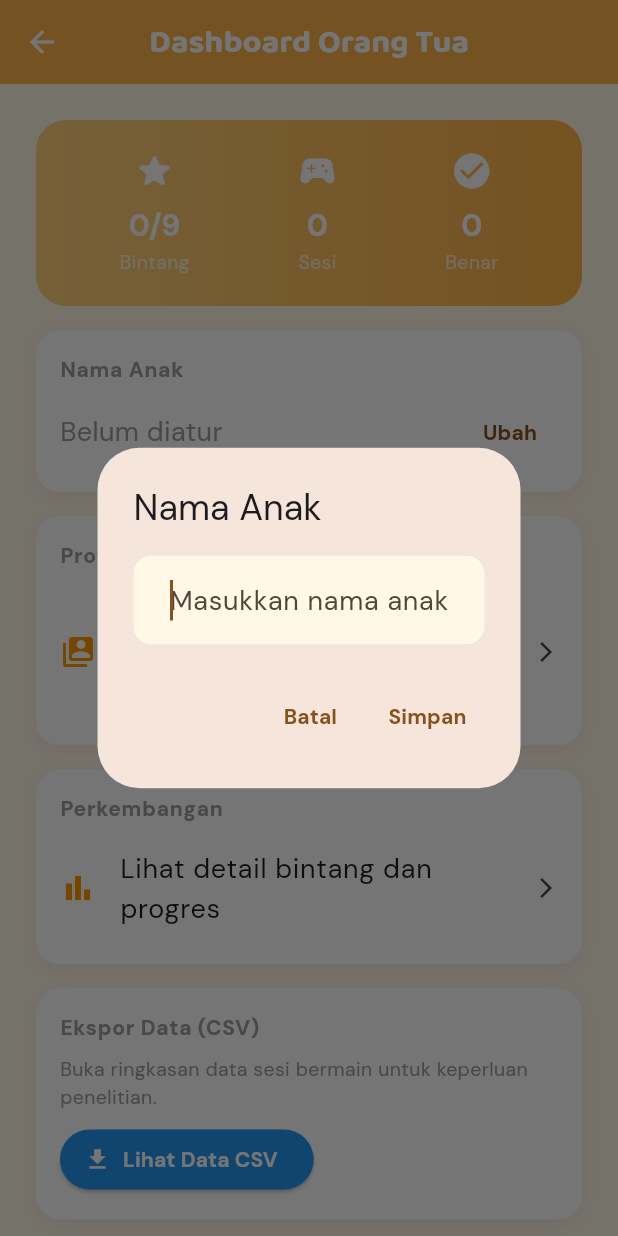
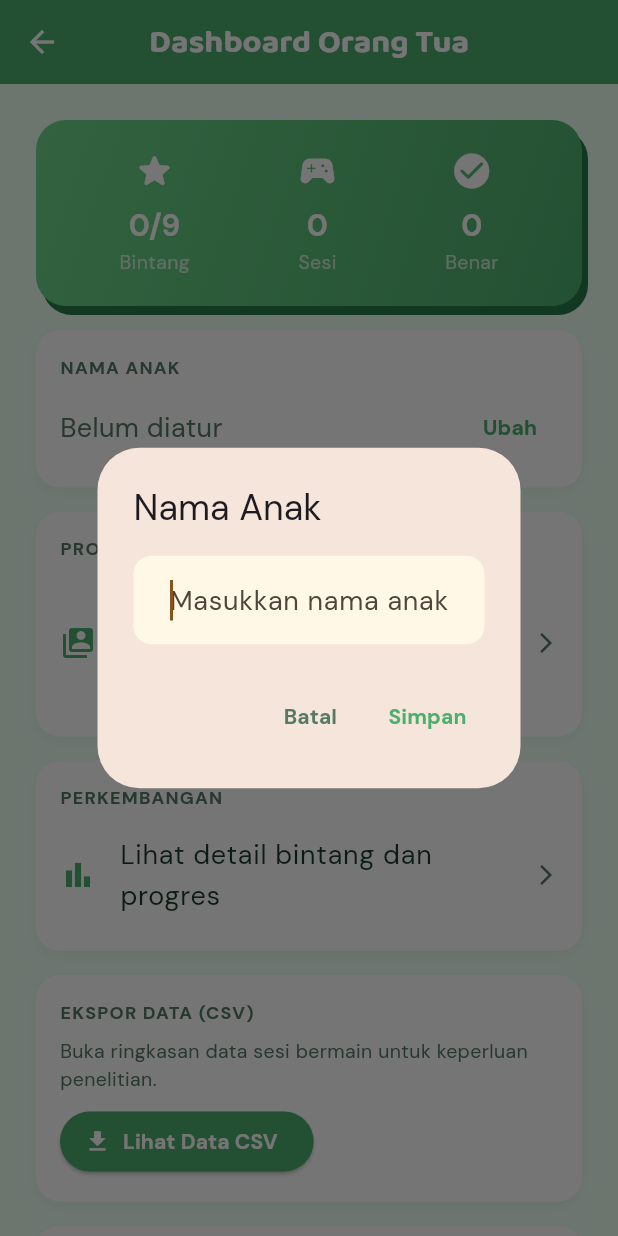
Before and after one commit to YusufAdhika/MoodMates, a Flutter app: the ParentDashboardScreen screen opened by its route, after a tap on "Ubah", on a phone screen of 412 x 824 dp. Run offline on Flutter 3.47's test engine with Material 3 defaults, Android fonts, the light colour scheme and no system bars; our stand-ins replace camera, confetti, go_router, google_fonts, just_audio, shared_preferences and 1 more; missing offline and left inert: google_mlkit_face_detection; accounts and stored records are empty.

Commit message:
adjust ui parent_dashboard_screen.dart , pin_entry_screen.dart, profile_select_screen.dart

```diff
--- a/lib/screens/parent_mode/parent_dashboard_screen.dart
+++ b/lib/screens/parent_mode/parent_dashboard_screen.dart
@@ -3,6 +3,13 @@ import 'package:go_router/go_router.dart';
 import 'package:provider/provider.dart';
 import '../../models/game_progress.dart';
 import '../../providers/progress_provider.dart';
+
+// ─── Green Design Tokens ──────────────────────────────────────────────────────
+const _brandGreen  = Color(0xFF4CAF6E);
+const _brandShadow = Color(0xFF2A7A48);
+const _bg          = Color(0xFFEDFFF3);
+const _textColor   = Color(0xFF1A3A2A);
+const _mutedText   = Color(0xFF557A65);
 
 /// Parent Dashboard — PIN-protected adult controls.
 ///
@@ -20,10 +27,14 @@ class ParentDashboardScreen extends StatelessWidget {
     final progress = context.watch<ProgressProvider>().progress;
 
     return Scaffold(
-      backgroundColor: const Color(0xFFFFF8E7),
+      backgroundColor: _bg,
       appBar: AppBar(
-        backgroundColor: const Color(0xFFFFB347),
-        title: const Text('Dashboard Orang Tua'),
+        backgroundColor: _brandGreen,
+        foregroundColor: Colors.white,
+        title: const Text(
+          'Dashboard Orang Tua',
+          style: TextStyle(fontWeight: FontWeight.w700),
+        ),
         leading: IconButton(
           icon: const Icon(Icons.arrow_back),
           onPressed: () => context.go('/home'),
@@ -37,7 +48,7 @@ class ParentDashboardScreen extends StatelessWidget {
 
           // Child name
           _DashboardSection(
-            title: 'Nama Anak',
+            title: 'NAMA ANAK',
             child: Row(
               children: [
                 Expanded(
@@ -48,13 +59,14 @@ class ParentDashboardScreen extends StatelessWidget {
                     style: TextStyle(
                       fontSize: 18,
                       color: progress.childName.isNotEmpty
-                          ? Colors.brown
-                          : Colors.grey,
+                          ? _textColor
+                          : _mutedText,
                     ),
                   ),
                 ),
                 TextButton(
                   onPressed: () => _showNameDialog(context),
+                  style: TextButton.styleFrom(foregroundColor: _brandGreen),
                   child: const Text('Ubah'),
                 ),
               ],
@@ -63,13 +75,20 @@ class ParentDashboardScreen extends StatelessWidget {
           const SizedBox(height: 16),
 
           _DashboardSection(
-            title: 'Profil Anak',
+            title: 'PROFIL ANAK',
             child: ListTile(
               contentPadding: EdgeInsets.zero,
-              leading: const Icon(Icons.switch_account, color: Colors.orange),
-              title: const Text('Pilih, tambah, atau hapus profil anak'),
-              subtitle: const Text('Hapus profil perlu PIN orang tua.'),
-              trailing: const Icon(Icons.arrow_forward_ios, size: 16),
+              leading: const Icon(Icons.switch_account, color: _brandGreen),
+              title: const Text(
+                'Pilih, tambah, atau hapus profil anak',
+                style: TextStyle(color: _textColor),
+              ),
+              subtitle: const Text(
+                'Hapus profil perlu PIN orang tua.',
+                style: TextStyle(color: _mutedText),
+              ),
+              trailing: const Icon(Icons.arrow_forward_ios,
+                  size: 16, color: _mutedText),
               onTap: () => context.push('/profiles'),
             ),
           ),
@@ -77,12 +96,16 @@ class ParentDashboardScreen extends StatelessWidget {
 
           // Progress
           _DashboardSection(
-            title: 'Perkembangan',
+            title: 'PERKEMBANGAN',
             child: ListTile(
               contentPadding: EdgeInsets.zero,
-              leading: const Icon(Icons.bar_chart, color: Colors.orange),
-              title: const Text('Lihat detail bintang dan progres'),
-              trailing: const Icon(Icons.arrow_forward_ios, size: 16),
+              leading: const Icon(Icons.bar_chart, color: _brandGreen),
+              title: const Text(
+                'Lihat detail bintang dan progres',
+                style: TextStyle(color: _textColor),
+              ),
+              trailing: const Icon(Icons.arrow_forward_ios,
+                  size: 16, color: _mutedText),
               onTap: () => context.push('/progress'),
             ),
           ),
@@ -90,13 +113,13 @@ class ParentDashboardScreen extends StatelessWidget {
 
           // CSV export
           _DashboardSection(
-            title: 'Ekspor Data (CSV)',
+            title: 'EKSPOR DATA (CSV)',
             child: Column(
               crossAxisAlignment: CrossAxisAlignment.start,
               children: [
                 const Text(
                   'Buka ringkasan data sesi bermain untuk keperluan penelitian.',
-                  style: TextStyle(color: Colors.grey, fontSize: 13),
+                  style: TextStyle(color: _mutedText, fontSize: 13),
                 ),
                 const SizedBox(height: 8),
                 ElevatedButton.icon(
@@ -104,7 +127,7 @@ class ParentDashboardScreen extends StatelessWidget {
                   icon: const Icon(Icons.download),
                   label: const Text('Lihat Data CSV'),
                   style: ElevatedButton.styleFrom(
-                    backgroundColor: Colors.blue,
+                    backgroundColor: _brandGreen,
                     foregroundColor: Colors.white,
                   ),
                 ),
@@ -115,7 +138,7 @@ class ParentDashboardScreen extends StatelessWidget {
 
           // Tips
           const _DashboardSection(
-            title: 'Panduan Pendampingan',
+            title: 'PANDUAN PENDAMPINGAN',
             child: Column(
               crossAxisAlignment: CrossAxisAlignment.start,
               children: [
@@ -179,10 +202,12 @@ class ParentDashboardScreen extends StatelessWidget {
         actions: [
           TextButton(
             onPressed: () => Navigator.pop(ctx),
+            style: TextButton.styleFrom(foregroundColor: _mutedText),
             child: const Text('Batal'),
           ),
           TextButton(
             onPressed: () => Navigator.pop(ctx, controller.text.trim()),
+            style: TextButton.styleFrom(foregroundColor: _brandGreen),
             child: const Text('Simpan'),
           ),
         ],
@@ -213,6 +238,7 @@ class ParentDashboardScreen extends StatelessWidget {
           actions: [
             TextButton(
               onPressed: () => Navigator.pop(ctx),
+              style: TextButton.styleFrom(foregroundColor: _brandGreen),
               child: const Text('Tutup'),
             ),
           ],
@@ -230,11 +256,13 @@ class ParentDashboardScreen extends StatelessWidget {
         actions: [
           TextButton(
             onPressed: () => Navigator.pop(ctx, false),
+            style: TextButton.styleFrom(foregroundColor: _mutedText),
             child: const Text('Batal'),
           ),
           TextButton(
             onPressed: () => Navigator.pop(ctx, true),
-            child: const Text('Reset', style: TextStyle(color: Colors.red)),
+            child:
+                const Text('Reset', style: TextStyle(color: Colors.red)),
           ),
         ],
       ),
@@ -261,9 +289,18 @@ class _SummaryCard extends StatelessWidget {
       padding: const EdgeInsets.all(20),
       decoration: BoxDecoration(
         gradient: const LinearGradient(
-          colors: [Color(0xFFFFD27D), Color(0xFFFFB347)],
+          colors: [Color(0xFF6DD68A), Color(0xFF4CAF6E)],
+          begin: Alignment.topLeft,
+          end: Alignment.bottomRight,
         ),
         borderRadius: BorderRadius.circular(20),
+        boxShadow: const [
+          BoxShadow(
+            color: _brandShadow,
+            offset: Offset(4, 6),
+            blurRadius: 0,
+          ),
+        ],
       ),
       child: Row(
         mainAxisAlignment: MainAxisAlignment.spaceAround,
@@ -338,7 +375,7 @@ class _DashboardSection extends StatelessWidget {
         borderRadius: BorderRadius.circular(16),
         boxShadow: [
           BoxShadow(
-            color: Colors.brown.withValues(alpha: 0.08),
+            color: Colors.green.withValues(alpha: 0.08),
             blurRadius: 8,
             offset: const Offset(0, 3),
           ),
@@ -351,9 +388,9 @@ class _DashboardSection extends StatelessWidget {
             title,
             style: const TextStyle(
               fontWeight: FontWeight.bold,
-              fontSize: 14,
-              color: Colors.grey,
-              letterSpacing: 0.5,
+              fontSize: 12,
+              color: _mutedText,
+              letterSpacing: 0.8,
             ),
           ),
           const SizedBox(height: 8),
@@ -380,15 +417,23 @@ class _TipItem extends StatelessWidget {
     return Row(
       crossAxisAlignment: CrossAxisAlignment.start,
       children: [
-        Icon(icon, size: 20, color: Colors.orange),
+        Icon(icon, size: 20, color: _brandGreen),
         const SizedBox(width: 8),
         Expanded(
           child: Column(
             crossAxisAlignment: CrossAxisAlignment.start,
             children: [
-              Text(title, style: const TextStyle(fontWeight: FontWeight.bold)),
-              Text(tip,
-                  style: const TextStyle(color: Colors.grey, fontSize: 13)),
+              Text(
+                title,
+                style: const TextStyle(
+                  fontWeight: FontWeight.bold,
+                  color: _textColor,
+                ),
+              ),
+              Text(
+                tip,
+                style: const TextStyle(color: _mutedText, fontSize: 13),
+              ),
             ],
           ),
         ),
```
Also changed, not shown: lib/screens/parent_mode/pin_entry_screen.dart (+60 -25 lines), lib/screens/profile/profile_select_screen.dart (+38 -56 lines).
